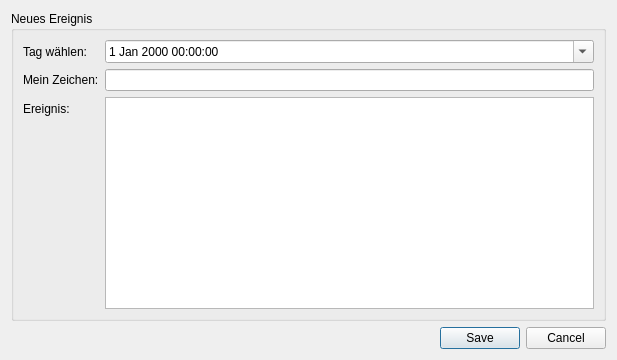
Old version of the form ebp_client/newereignisdialog.ui in the repository Robotregent/EBP.
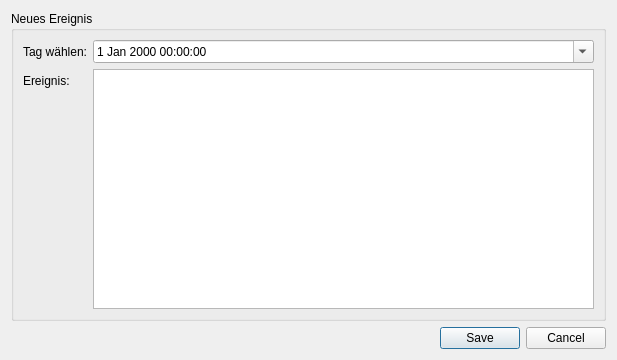
New version of the form.

What changed in the file:
```diff
--- a/ebp_client/newereignisdialog.ui
+++ b/ebp_client/newereignisdialog.ui
@@ -36,24 +36,31 @@
         </property>
        </widget>
       </item>
+      <item row="0" column="1">
+       <widget class="QDateTimeEdit" name="dateTimeEdit">
+        <property name="maximumDateTime">
+         <datetime>
+          <hour>23</hour>
+          <minute>59</minute>
+          <second>59</second>
+          <year>7999</year>
+          <month>12</month>
+          <day>27</day>
+         </datetime>
+        </property>
+        <property name="calendarPopup">
+         <bool>true</bool>
+        </property>
+       </widget>
+      </item>
       <item row="3" column="0">
-       <widget class="QLabel" name="label_2">
-        <property name="text">
-         <string>Mein Zeichen:</string>
-        </property>
-       </widget>
-      </item>
-      <item row="3" column="1">
-       <widget class="QLineEdit" name="MAZeichen"/>
-      </item>
-      <item row="4" column="0">
        <widget class="QLabel" name="label_3">
         <property name="text">
          <string>Ereignis:</string>
         </property>
        </widget>
       </item>
-      <item row="4" column="1">
+      <item row="3" column="1">
        <widget class="QTextEdit" name="EreignisText">
         <property name="autoFormatting">
          <set>QTextEdit::AutoAll</set>
@@ -63,13 +70,6 @@
         </property>
        </widget>
       </item>
-      <item row="0" column="1">
-       <widget class="QDateTimeEdit" name="dateTimeEdit">
-        <property name="calendarPopup">
-         <bool>true</bool>
-        </property>
-       </widget>
-      </item>
      </layout>
     </widget>
    </item>
```
